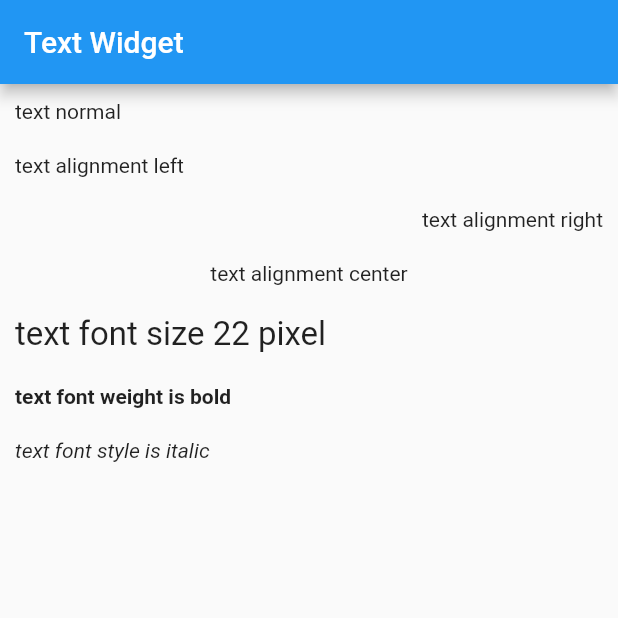
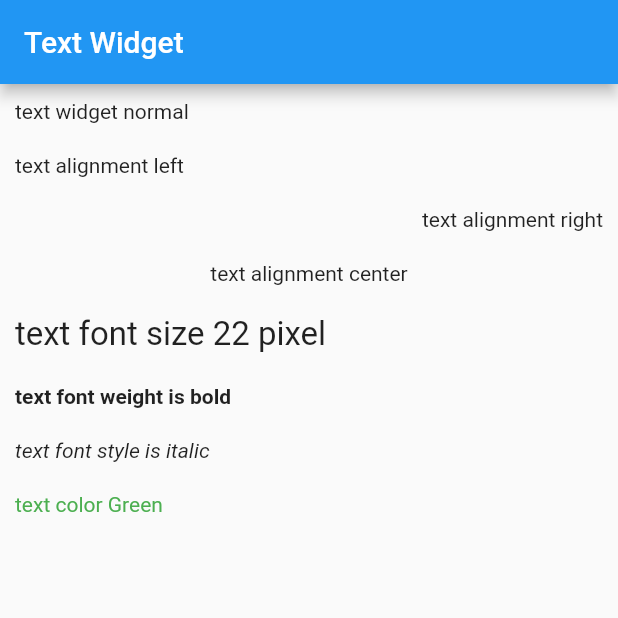
Before and after one commit to Roseedee/Flutter-git, a Flutter app: the screen it shows after launch, on a phone screen of 412 x 824 dp, the top half of it. Run offline on Flutter 3.47's test engine with Material 2 defaults, Android fonts, the phone set to English and light mode, and no system bars.

Commit message:
update text widget

```diff
--- a/Text/text_widget/lib/main.dart
+++ b/Text/text_widget/lib/main.dart
@@ -35,7 +35,7 @@ class _MyHomePageState extends State<MyHomePage> {
       appBar: AppBar(
         title: Text(widget.title),
       ),
-      body: Container(
+      body: SizedBox(
         width: double.infinity,
         height: double.infinity,
         child: Column(
@@ -45,7 +45,7 @@ class _MyHomePageState extends State<MyHomePage> {
               width: double.infinity,
               margin: const EdgeInsets.all(10),
               child: const Text(
-                'text normal',
+                'text widget normal',
               ),
             ),
             Container(
@@ -77,7 +77,7 @@ class _MyHomePageState extends State<MyHomePage> {
               margin: const EdgeInsets.all(10),
               child: const Text(
                 'text font size 22 pixel',
-                style: TextStyle(fontSize: 22,),
+                style: TextStyle(fontSize: 22),
               ),
             ),
             Container(
@@ -85,7 +85,7 @@ class _MyHomePageState extends State<MyHomePage> {
               margin: const EdgeInsets.all(10),
               child: const Text(
                 'text font weight is bold',
-                style: TextStyle(fontWeight: FontWeight.bold,),
+                style: TextStyle(fontWeight: FontWeight.bold),
               ),
             ),
             Container(
@@ -93,7 +93,15 @@ class _MyHomePageState extends State<MyHomePage> {
               margin: const EdgeInsets.all(10),
               child: const Text(
                 'text font style is italic',
-                style: TextStyle(fontStyle: FontStyle.italic,),
+                style: TextStyle(fontStyle: FontStyle.italic),
+              ),
+            ),
+            Container(
+              width: double.infinity,
+              margin: const EdgeInsets.all(10),
+              child: const Text(
+                'text color Green',
+                style: TextStyle(color: Colors.green),
               ),
             ),
           ],
```
